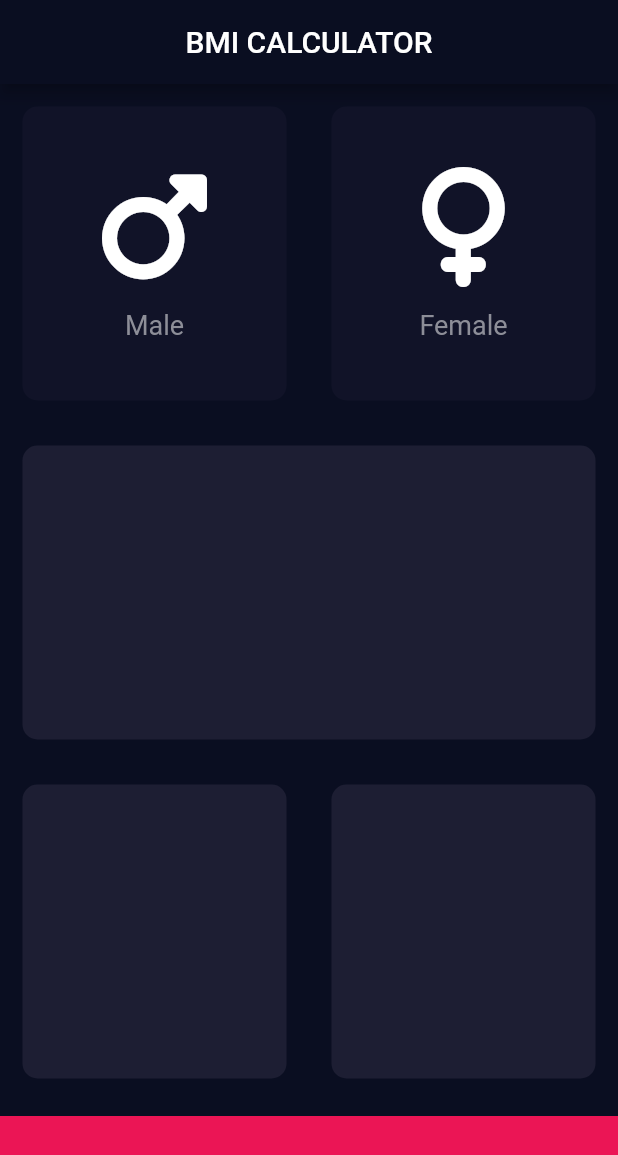
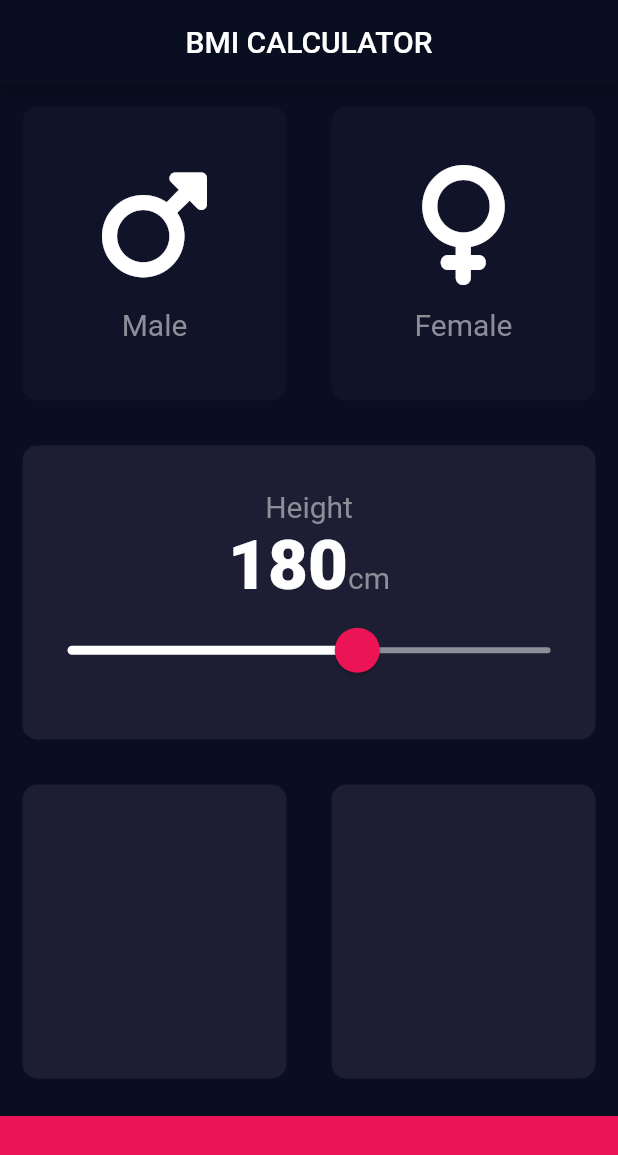
Before and after one commit to NarutoUzumaki08/bmi_calculator, a Flutter app: the screen it shows after launch, on a phone screen of 412 x 824 dp. Shown: the top 1155 px of the screen. Run offline on Flutter 3.47's test engine with Material 2 defaults, Android fonts, the phone set to English and light mode, and no system bars; our stand-ins replace font_awesome_flutter.

Commit message:
Added Slider

```diff
--- /dev/null
+++ b/lib/constants.dart
@@ -0,0 +1,16 @@
+import 'package:flutter/material.dart';
+
+const kBottomContainerHeight = 80.0;
+const kActiveCardColor = Color(0xFF1D1E33);
+const kInactiveCardColor = Color(0xFF111328);
+const kBottomContainerColor = Color(0xFFEB1555);
+
+const kLabelTextStyle = TextStyle(
+  fontSize: 20.0,
+  color: Color(0xFF8D8E98),
+);
+
+const kNumberTextStyle = TextStyle(
+  fontSize: 46.0,
+  fontWeight: FontWeight.w900,
+);
--- a/lib/icon_content.dart
+++ b/lib/icon_content.dart
@@ -1,4 +1,6 @@
 import 'package:flutter/material.dart';
+
+import 'constants.dart';
 
 class IconContent extends StatelessWidget {
   const IconContent({super.key, required this.icon, required this.label});
@@ -20,10 +22,7 @@ class IconContent extends StatelessWidget {
         ),
         Text(
           label,
-          style: const TextStyle(
-            fontSize: 18.0,
-            color: Color(0xFF8D8E98),
-          ),
+          style: kLabelTextStyle,
         ),
       ],
     );
--- a/lib/input_page.dart
+++ b/lib/input_page.dart
@@ -2,11 +2,7 @@ import 'package:flutter/material.dart';
 import 'package:font_awesome_flutter/font_awesome_flutter.dart';
 import 'icon_content.dart';
 import 'reusable_card.dart';
-
-const bottomContainerHeight = 80.0;
-const activeCardColor = Color(0xFF1D1E33);
-const inactiveCardColor = Color(0xFF111328);
-const bottomContainerColor = Color(0xFFEB1555);
+import 'constants.dart';
 
 enum Gender {
   male,
@@ -23,6 +19,7 @@ class InputPage extends StatefulWidget {
 
 class _InputPageState extends State<InputPage> {
   Gender? selectedGender;
+  int height = 180;
 
   @override
   Widget build(BuildContext context) {
@@ -32,6 +29,7 @@ class _InputPageState extends State<InputPage> {
         title: const Text('BMI CALCULATOR'),
       ),
       body: Column(
+        crossAxisAlignment: CrossAxisAlignment.stretch,
         children: <Widget>[
           Expanded(
             child: Row(
@@ -44,8 +42,8 @@ class _InputPageState extends State<InputPage> {
                       });
                     },
                     colour: selectedGender == Gender.male
-                        ? activeCardColor
-                        : inactiveCardColor,
+                        ? kActiveCardColor
+                        : kInactiveCardColor,
                     cardChild: const IconContent(
                       icon: FontAwesomeIcons.mars,
                       label: 'Male',
@@ -60,8 +58,8 @@ class _InputPageState extends State<InputPage> {
                       });
                     },
                     colour: selectedGender == Gender.female
-                        ? activeCardColor
-                        : inactiveCardColor,
+                        ? kActiveCardColor
+                        : kInactiveCardColor,
                     cardChild: const IconContent(
                       icon: FontAwesomeIcons.venus,
                       label: 'Female',
@@ -73,10 +71,53 @@ class _InputPageState extends State<InputPage> {
           ),
           Expanded(
             child: Row(
-              children: const <Widget>[
+              children: <Widget>[
                 Expanded(
                   child: ReusableCard(
-                    colour: activeCardColor,
+                    colour: kActiveCardColor,
+                    cardChild: Column(
+                      mainAxisAlignment: MainAxisAlignment.center,
+                      children: <Widget>[
+                        const Text('Height', style: kLabelTextStyle),
+                        Row(
+                          mainAxisAlignment: MainAxisAlignment.center,
+                          crossAxisAlignment: CrossAxisAlignment.baseline,
+                          textBaseline: TextBaseline.alphabetic,
+                          children: <Widget>[
+                            Text(
+                              height.toString(),
+                              style: kNumberTextStyle,
+                            ),
+                            const Text(
+                              'cm',
+                              style: kLabelTextStyle,
+                            ),
+                          ],
+                        ),
+                        SliderTheme(
+                          data: SliderTheme.of(context).copyWith(
+                            thumbColor: const Color(0xFFEB1555),
+                            overlayColor: const Color(0x29EB1555),
+                            activeTrackColor: Colors.white,
+                            inactiveTrackColor: const Color(0xFF8D8E98),
+                            thumbShape: const RoundSliderThumbShape(
+                                enabledThumbRadius: 15.0),
+                            overlayShape: const RoundSliderOverlayShape(
+                                overlayRadius: 30.0),
+                          ),
+                          child: Slider(
+                            value: height.toDouble(),
+                            min: 120.0,
+                            max: 220.0,
+                            onChanged: (double newValue) {
+                              setState(() {
+                                height = newValue.round();
+                              });
+                            },
+                          ),
+                        ),
+                      ],
+                    ),
                   ),
                 ),
               ],
@@ -87,12 +128,12 @@ class _InputPageState extends State<InputPage> {
               children: const <Widget>[
                 Expanded(
                   child: ReusableCard(
-                    colour: activeCardColor,
+                    colour: kActiveCardColor,
                   ),
                 ),
                 Expanded(
                   child: ReusableCard(
-                    colour: activeCardColor,
+                    colour: kActiveCardColor,
                   ),
                 ),
               ],
```
